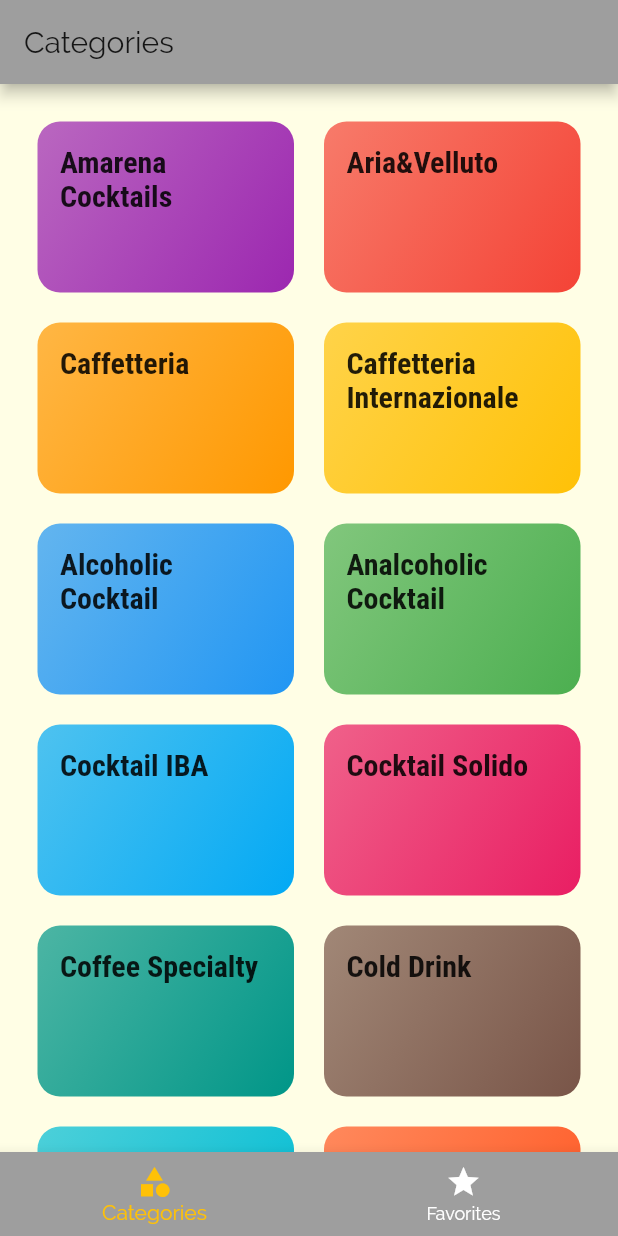
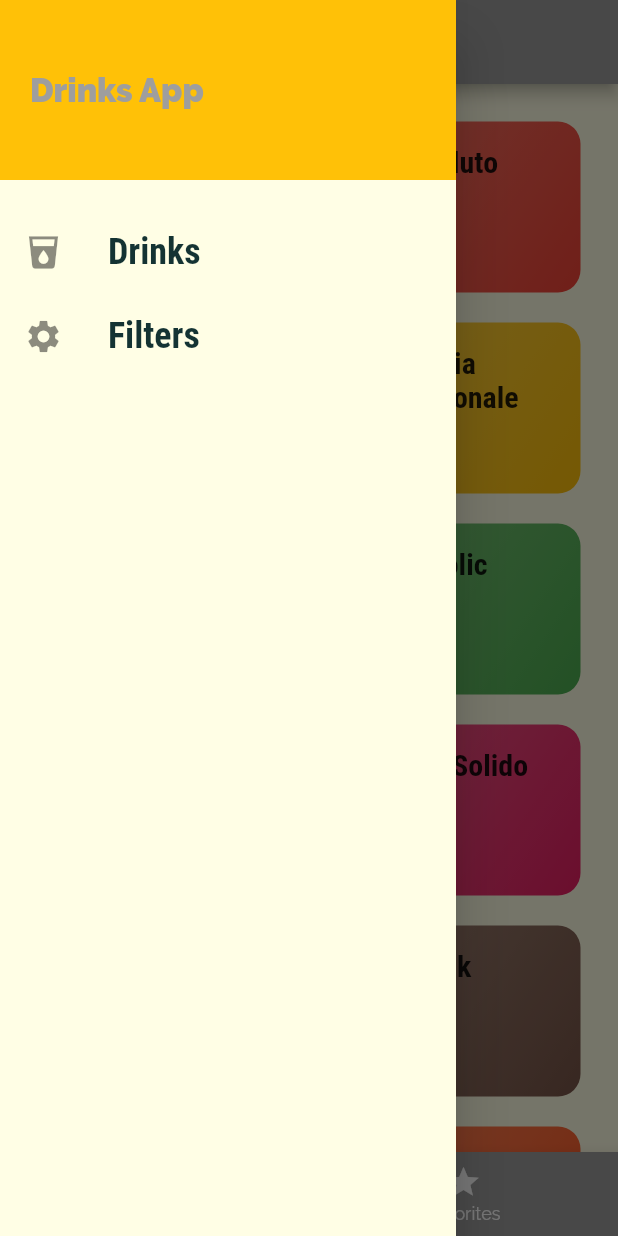
Before and after one commit to isaacoduh/flutter_drinks_demo, a Flutter app: the screen it shows after launch, with the side drawer open (before the commit the screen has no drawer), on a phone screen of 412 x 824 dp. Run offline on Flutter 3.47's test engine with Material 2 defaults, Android fonts, the phone set to English and light mode, and no system bars.

Commit message:
Added drawer with placeholder links

```diff
--- a/lib/screens/tabs_screen.dart
+++ b/lib/screens/tabs_screen.dart
@@ -1,3 +1,4 @@
+import 'package:drinksdemo/widgets/main_drawer.dart';
 import 'package:flutter/material.dart';
 import './favorites_screen.dart';
 
@@ -32,6 +33,7 @@ class _TabsScreenState extends State<TabsScreen> {
       appBar: AppBar(
         title: Text(_pages[_selectedPageIndex]['title']),
       ),
+      drawer: MainDrawer(),
       body: _pages[_selectedPageIndex]['page'],
       bottomNavigationBar: BottomNavigationBar(
         onTap: _selectPage,
--- /dev/null
+++ b/lib/widgets/main_drawer.dart
@@ -0,0 +1,33 @@
+import 'package:flutter/material.dart';
+
+class MainDrawer extends StatelessWidget {
+
+  Widget buildListTitle(String title, IconData icon){
+    return ListTile(
+      leading: Icon(icon, size: 26),
+      title: Text(title, style: TextStyle(fontFamily: 'RobotoCondensed', fontSize: 24, fontWeight: FontWeight.bold,),),
+      onTap: (){},
+    );
+  }
+
+  @override
+  Widget build(BuildContext context) {
+    return Drawer(
+      child: Column(
+        children: <Widget>[
+          Container(
+            height: 120,
+            width: double.infinity,
+            padding: EdgeInsets.all(20),
+            alignment: Alignment.centerLeft,
+            color: Theme.of(context).accentColor,
+            child: Text('Drinks App', style: TextStyle(fontWeight: FontWeight.w900, fontSize: 22, color: Theme.of(context).primaryColor),),
+          ),
+          SizedBox(height:20),
+          buildListTitle('Drinks', Icons.local_drink),
+          buildListTitle('Filters', Icons.settings),
+        ],
+      ),
+    );
+  }
+}
```
